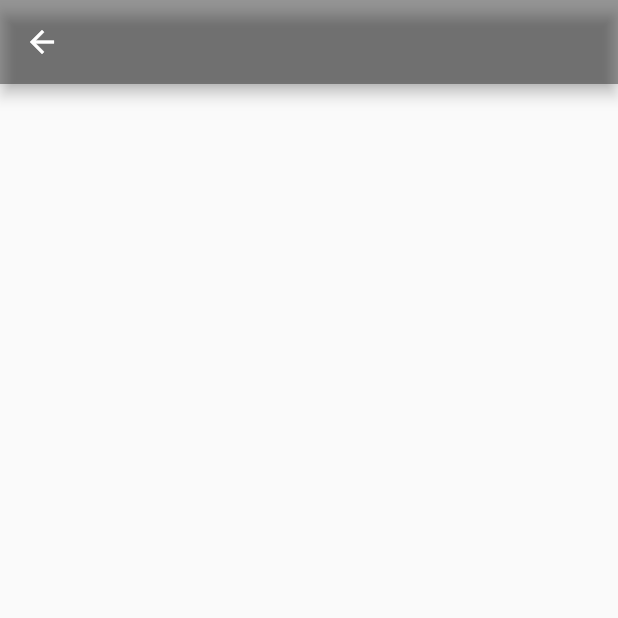
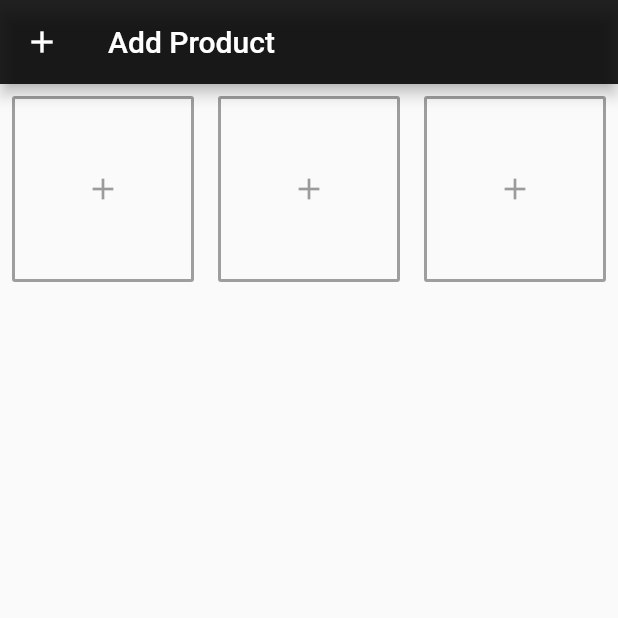
Before and after one commit to EevokClothingApp/AdminApplication, a Flutter app: the AddProduct screen opened directly, on a phone screen of 412 x 824 dp, the top half of it. Run offline on Flutter 3.47's test engine with Material 2 defaults, Android fonts, the phone set to English and light mode, and no system bars; our stand-ins replace cloud_firestore; accounts and stored records are empty.

Commit message:
add product screen

```diff
--- a/adminapplication/lib/screens/add_product.dart
+++ b/adminapplication/lib/screens/add_product.dart
@@ -6,12 +6,73 @@ class AddProduct extends StatefulWidget {
 }
 
 class _AddProductState extends State<AddProduct> {
+
+  GlobalKey<FormState> _formKey;
+
   @override
   Widget build(BuildContext context) {
     return Scaffold(
       appBar: AppBar(
-        backgroundColor: Colors.black38,
+        backgroundColor: Colors.black87,
+        title: Text(
+          "Add Product",
+          textAlign: TextAlign.center,
+        ),
+        leading: Icon(Icons.add),
+      ),
+      body: Form(
+        key: _formKey,
+        child: ListView(
+          children: <Widget>[
+            Row(
+              children: <Widget>[
+                Expanded(
+                  child: Padding(
+                    padding: const EdgeInsets.all(8.0),
+                    child: OutlineButton(
+                      onPressed: null,
+                      borderSide: BorderSide(color: Colors.grey, width: 2.0),
+                      child: Padding(
+                        padding:
+                            const EdgeInsets.fromLTRB(8.0, 50.0, 8.0, 50.0),
+                        child: Icon(Icons.add),
+                      ),
+                    ),
+                  ),
+                ),
+                Expanded(
+                  child: Padding(
+                    padding: const EdgeInsets.all(8.0),
+                    child: OutlineButton(
+                      onPressed: null,
+                      borderSide: BorderSide(color: Colors.grey, width: 2.0),
+                      child: Padding(
+                        padding:
+                            const EdgeInsets.fromLTRB(8.0, 50.0, 8.0, 50.0),
+                        child: Icon(Icons.add),
+                      ),
+                    ),
+                  ),
+                ),
+                Expanded(
+                  child: Padding(
+                    padding: const EdgeInsets.all(8.0),
+                    child: OutlineButton(
+                      onPressed: null,
+                      borderSide: BorderSide(color: Colors.grey, width: 2.0),
+                      child: Padding(
+                        padding:
+                            const EdgeInsets.fromLTRB(8.0, 50.0, 8.0, 50.0),
+                        child: Icon(Icons.add),
+                      ),
+                    ),
+                  ),
+                ),
+              ],
+            ),
 
+          ],
+        ),
       ),
     );
   }
--- a/adminapplication/lib/screens/manage.dart
+++ b/adminapplication/lib/screens/manage.dart
@@ -1,3 +1,4 @@
+import 'package:adminapplication/screens/add_product.dart';
 import 'package:flutter/material.dart';
 
 class Manage extends StatefulWidget {
@@ -18,7 +19,14 @@ class _ManageState extends State<Manage> {
         ListTile(
           leading: Icon(Icons.add),
           title: Text("Add Products"),
-          onTap: () {},
+          onTap: () {
+            Navigator.pushReplacement(
+              context,
+              MaterialPageRoute(
+                builder: (_) => AddProduct(),
+              ),
+            );
+          },
         ),
         Divider(),
         ListTile(
```
